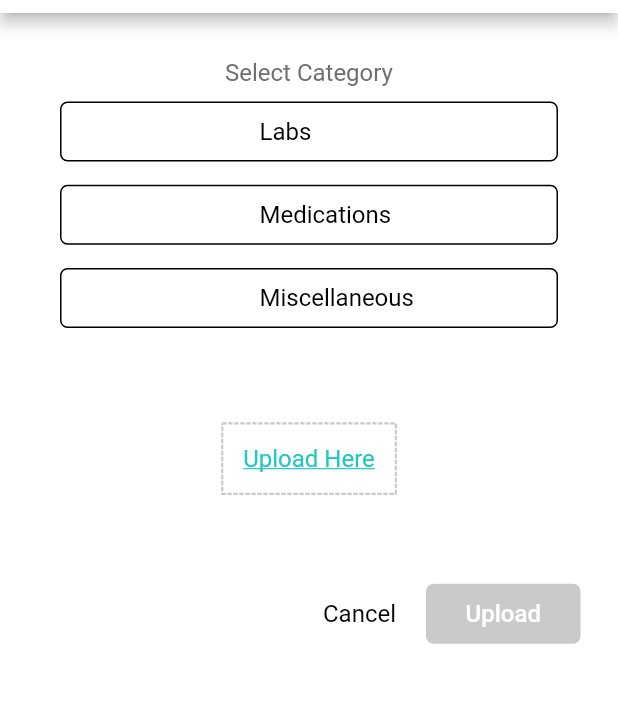
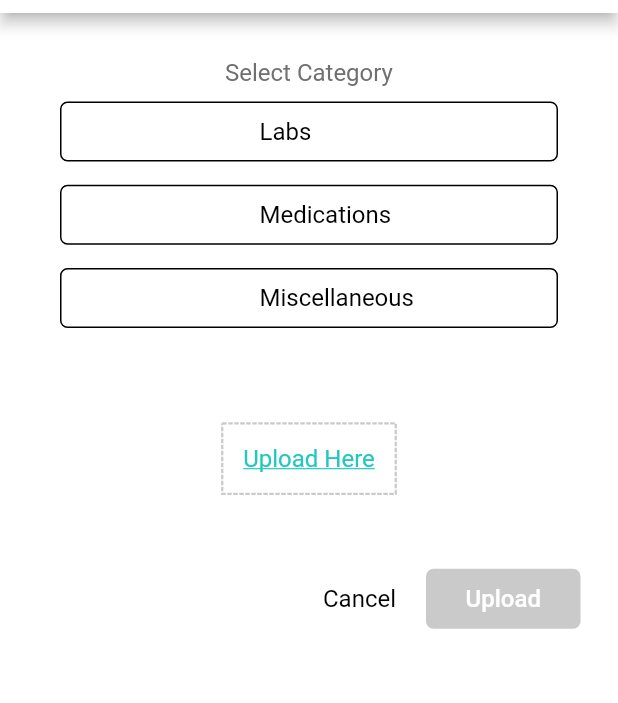
Before and after one commit to snehaagrawal070301/homelabz, a Flutter app: the UploadDocVault screen opened directly, on a phone screen of 412 x 824 dp, the part 71-774 px from its top. Run offline on Flutter 3.47's test engine with Material 2 defaults, Android fonts, the phone set to English and light mode, and no system bars; drawn by our look-alikes of dotted_border; our stand-ins replace convex_bottom_bar, file_picker, firebase_core, firebase_messaging, flutter_local_notifications, fluttertoast and 6 more; missing offline and left inert: stripe_payment; accounts and stored records are empty.

Commit message:
code changes

```diff
--- a/lib/Screens/BookingScreen.dart
+++ b/lib/Screens/BookingScreen.dart
@@ -909,7 +909,7 @@ class BookingScreenState extends State<BookingScreen> {
                             if (convertedDateTime == null)
                               Text("Date of Birth",
                                   style: TextStyle(
-                                      color: Color(ColorValues.BLACK_COL),
+                                      color: Color(ColorValues.BLACK_COL).withOpacity(0.6),
                                       fontSize: 13.0,
                                       fontFamily: "Regular"))
                             else
@@ -929,6 +929,7 @@ class BookingScreenState extends State<BookingScreen> {
                               },
                               child: ImageIcon(
                                 AssetImage('assets/images/calendarImage.png'),
+                                color: Color(ColorValues.BLACK_COL),
                                 size: 20,
                               ),
                             ),
@@ -1353,7 +1354,7 @@ class BookingScreenState extends State<BookingScreen> {
                                 OutlineInputBorder(borderSide: BorderSide.none),
                             hintText: "Remarks!",
                             hintStyle: TextStyle(
-                                color: Color(ColorValues.BLACK_TEXT_COL),
+                                color: Color(ColorValues.BLACK_TEXT_COL).withOpacity(0.6),
                                 fontSize: 12.5,
                                 fontFamily: "Regular")),
                       ),
--- a/lib/Screens/HomeScreen.dart
+++ b/lib/Screens/HomeScreen.dart
@@ -267,7 +267,7 @@ class HomeScreenState extends State<HomeScreen> {
                         onTap: () {
                           callProfileScreen();
                         },
-                        child: imageName!=null?CircleAvatar(
+                        child: imageName!=""?CircleAvatar(
                           radius: 23,
                           backgroundColor: Colors.white,
                           child: ClipOval(
--- a/lib/Screens/UploadDocVault.dart
+++ b/lib/Screens/UploadDocVault.dart
@@ -717,12 +717,12 @@ class _UploadDocVaultState extends State<UploadDocVault> {
                               )),
                         ),
                   Container(
+                    alignment: Alignment.bottomRight,
                     margin: EdgeInsets.all(10.0),
                     child: Row(
                         mainAxisAlignment: MainAxisAlignment.end,
                         children: <Widget>[
                           Container(
-                              margin: EdgeInsets.only(top: 10.0),
                               child: GestureDetector(
                                 onTap: () {
                                   Navigator.pop(context);
@@ -737,8 +737,7 @@ class _UploadDocVaultState extends State<UploadDocVault> {
                                 ),
                               )),
                           Container(
-                            margin: EdgeInsets.only(
-                                left: 20, right: 15, top: 30, bottom: 20),
+                            margin: EdgeInsets.only(left: 20, right: 15, top: 20, bottom: 20),
                             height: 40,
                             width: MediaQuery.of(context).size.width / 4,
                             decoration: imageList.length > 0
```
